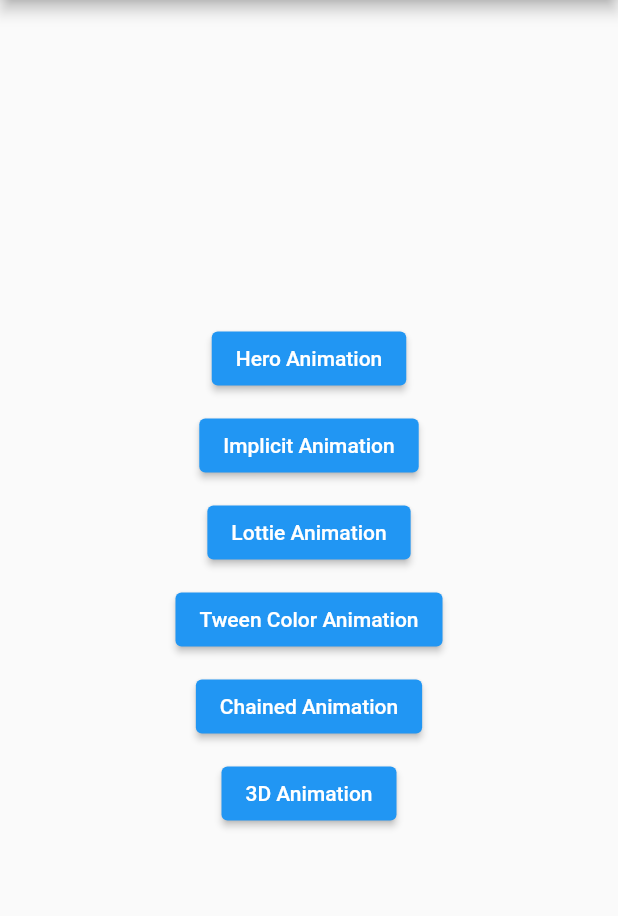
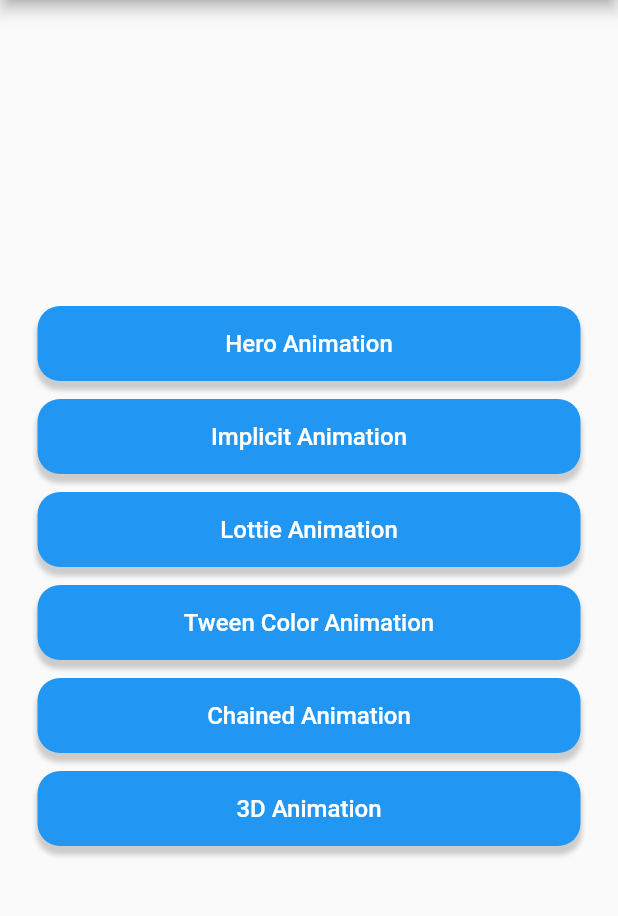
Before and after one commit to sohailokzz/animations_in_flutter, a Flutter app: the screen it shows after launch, on a phone screen of 412 x 824 dp, the part 84-1000 px from its top. Run offline on Flutter 3.47's test engine with Material 2 defaults, Android fonts, the phone set to English and light mode, and no system bars; our stand-ins replace lottie.

Commit message:
Reusable Button has been added

```diff
--- /dev/null
+++ b/lib/common/reusable_button.dart
@@ -0,0 +1,49 @@
+import 'package:flutter/material.dart';
+
+class ReusableButton extends StatelessWidget {
+  final String buttonTitle;
+  final VoidCallback onTap;
+  const ReusableButton({
+    super.key,
+    required this.buttonTitle,
+    required this.onTap,
+  });
+
+  @override
+  Widget build(BuildContext context) {
+    return GestureDetector(
+      onTap: onTap,
+      child: Container(
+        height: 50,
+        margin: const EdgeInsets.only(
+          right: 25,
+          left: 25,
+        ),
+        decoration: BoxDecoration(
+          color: Colors.blue,
+          borderRadius: const BorderRadius.all(
+            Radius.circular(15),
+          ),
+          boxShadow: [
+            BoxShadow(
+              color: Colors.grey.withOpacity(0.5),
+              spreadRadius: 1,
+              blurRadius: 2,
+              offset: const Offset(0, 5),
+            ),
+          ],
+        ),
+        child: Center(
+          child: Text(
+            buttonTitle,
+            style: const TextStyle(
+              fontSize: 16,
+              color: Colors.white,
+              fontWeight: FontWeight.w500,
+            ),
+          ),
+        ),
+      ),
+    );
+  }
+}
--- a/lib/home_page.dart
+++ b/lib/home_page.dart
@@ -1,6 +1,7 @@
 import 'package:animation_in_flutter/spacing.dart';
 import 'package:flutter/material.dart';
 
+import 'common/reusable_button.dart';
 import 'routes/routes_name.dart';
 
 class HomePage extends StatelessWidget {
@@ -17,64 +18,64 @@
         child: Column(
           mainAxisAlignment: MainAxisAlignment.center,
           children: [
-            ElevatedButton(
-              onPressed: () {
+            ReusableButton(
+              buttonTitle: 'Hero Animation',
+              onTap: () {
                 Navigator.pushNamed(
                   context,
                   RoutesName.heroanimation,
                 );
               },
-              child: const Text('Hero Animation'),
             ),
-            10.ph,
-            ElevatedButton(
-              onPressed: () {
+            12.ph,
+            ReusableButton(
+              buttonTitle: 'Implicit Animation',
+              onTap: () {
                 Navigator.pushNamed(
                   context,
                   RoutesName.implicitanimation,
                 );
               },
-              child: const Text('Implicit Animation'),
             ),
-            10.ph,
-            ElevatedButton(
-              onPressed: () {
+            12.ph,
+            ReusableButton(
+              buttonTitle: 'Lottie Animation',
+              onTap: () {
                 Navigator.pushNamed(
                   context,
                   RoutesName.lottieanimation,
                 );
               },
-              child: const Text('Lottie Animation'),
             ),
-            10.ph,
-            ElevatedButton(
-              onPressed: () {
+            12.ph,
+            ReusableButton(
+              buttonTitle: 'Tween Color Animation',
+              onTap: () {
                 Navigator.pushNamed(
                   context,
                   RoutesName.tweenanimation,
                 );
               },
-              child: const Text('Tween Color Animation'),
             ),
-            10.ph,
-            ElevatedButton(
-              onPressed: () {
+            12.ph,
+            ReusableButton(
+              buttonTitle: 'Chained Animation',
+              onTap: () {
                 Navigator.pushNamed(
                   context,
                   RoutesName.chainedanimation,
                 );
               },
-              child: const Text('Chained Animation'),
             ),
-            10.ph,
-            ElevatedButton(
-              onPressed: () {
+            12.ph,
+            ReusableButton(
+              buttonTitle: '3D Animation',
+              onTap: () {
                 Navigator.pushNamed(
                   context,
                   RoutesName.threedanimation,
                 );
               },
-              child: const Text('3D Animation'),
             ),
           ],
         ),
```
